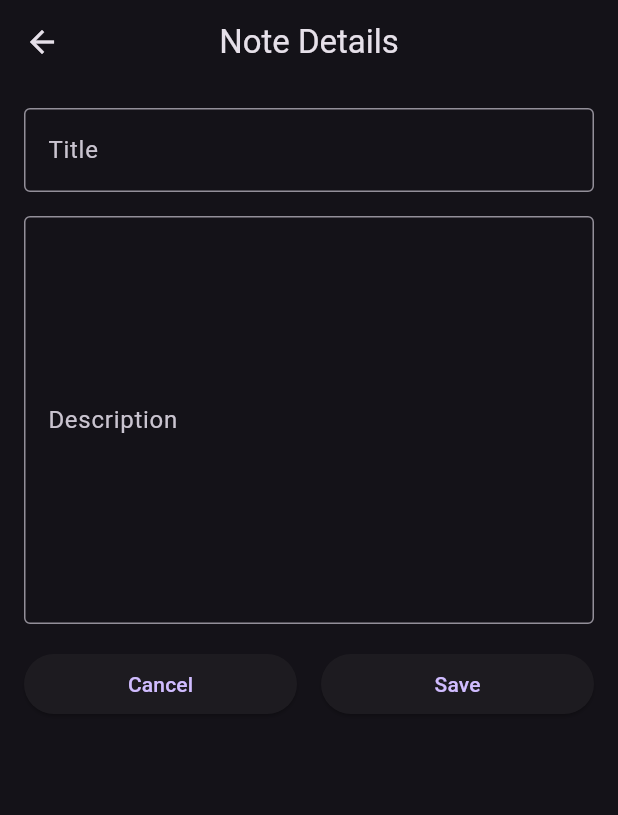
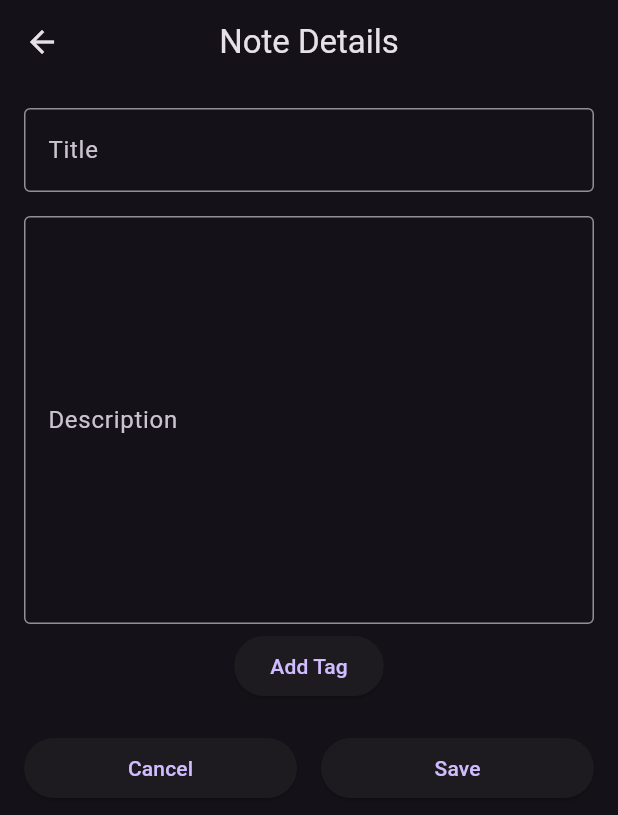
Before and after one commit to MatheusMassula/dojo_flutter_note, a Flutter app: the screen it shows after launch, after a tap on the "add" icon, on a phone screen of 412 x 824 dp. Shown: the top 815 px of the screen. Run offline on Flutter 3.47's test engine with Material 2 defaults, Android fonts, the phone set to English and light mode, and no system bars; our stand-ins replace equatable, flutter_bloc, objectbox; generated files the repository leaves out were written again.

Commit message:
adding tags to note

```diff
--- a/lib/models/note.dart
+++ b/lib/models/note.dart
@@ -14,24 +14,26 @@ class Note {
   final String description;
 
   @TagRelationToManyConverter()
-  final ToMany<Tag> tags = ToMany<Tag>(items: null);
+  final ToMany<Tag> tags;
 
   Note({
     this.id = 0,
     required this.title,
     required this.description,
+    required this.tags,
   });
-
 
   Note copyWith({
     int? id,
     String? title,
     String? description,
+    ToMany<Tag>? tags,
   }) {
     return Note(
       id: id ?? this.id,
       title: title ?? this.title,
       description: description ?? this.description,
+      tags: tags ?? this.tags,
     );
   }
 
@@ -40,6 +42,7 @@ class Note {
       'id': id,
       'title': title,
       'description': description,
+      'tags': const TagRelationToManyConverter().toJson(tags),
     };
   }
 
@@ -48,26 +51,30 @@ class Note {
       id: map['id'] as int,
       title: map['title'] as String,
       description: map['description'] as String,
+      tags: const TagRelationToManyConverter().fromJson(map['tags'] as List?),
     );
   }
 
   String toJson() => json.encode(toMap());
 
-  factory Note.fromJson(String source) => Note.fromMap(json.decode(source) as Map<String, dynamic>);
+  factory Note.fromJson(String source) =>
+      Note.fromMap(json.decode(source) as Map<String, dynamic>);
 
   @override
-  String toString() => 'Note(id: $id, title: $title, description: $description)';
+  String toString() =>
+      'Note(id: $id, title: $title, description: $description)';
 
   @override
   bool operator ==(covariant Note other) {
     if (identical(this, other)) return true;
 
-    return
-      other.id == id &&
-      other.title == title &&
-      other.description == description;
+    return other.id == id &&
+        other.title == title &&
+        other.description == description &&
+        other.tags == tags;
   }
 
   @override
-  int get hashCode => id.hashCode ^ title.hashCode ^ description.hashCode;
+  int get hashCode =>
+      id.hashCode ^ title.hashCode ^ description.hashCode ^ tags.hashCode;
 }
--- a/lib/pages/note_detail/note_detail.dart
+++ b/lib/pages/note_detail/note_detail.dart
@@ -1,8 +1,10 @@
 import 'package:dojo_flutter_note/data_source/note/note_local_data_source.dart';
 import 'package:dojo_flutter_note/models/note.dart';
+import 'package:dojo_flutter_note/models/tag.dart';
 import 'package:dojo_flutter_note/pages/note_detail/note_detail_cubit.dart';
 import 'package:flutter/material.dart';
 import 'package:flutter_bloc/flutter_bloc.dart';
+import 'package:objectbox/objectbox.dart';
 
 class NoteDetail extends StatelessWidget {
   final NoteLocalDataSource noteLocalDataSource;
@@ -36,11 +38,13 @@ class _NoteDetailsView extends StatefulWidget {
 class _NoteDetailsViewState extends State<_NoteDetailsView> {
   final TextEditingController _titleController = TextEditingController();
   final TextEditingController _descriptionController = TextEditingController();
+  final List<Tag> tags = [];
 
   @override
   void initState() {
     _titleController.text = widget.note?.title ?? '';
     _descriptionController.text = widget.note?.description ?? '';
+    tags.addAll(widget.note?.tags ?? []);
     super.initState();
   }
 
@@ -78,6 +82,29 @@ class _NoteDetailsViewState extends State<_NoteDetailsView> {
                   ),
                   maxLines: 10,
                 ),
+                Wrap(
+                  children: [
+                    for (final tag in tags)
+                      Padding(
+                        padding: const EdgeInsets.all(4),
+                        child: Chip(
+                          label: Text(tag.name),
+                          onDeleted: () {
+                            setState(() {
+                              tags.remove(tag);
+                            });
+                          },
+                        ),
+                      ),
+                    Padding(
+                      padding: const EdgeInsets.all(4),
+                      child: ElevatedButton(
+                        onPressed: () => _displayTagDialog(null),
+                        child: const Text('Add Tag'),
+                      ),
+                    ),
+                  ],
+                ),
                 const SizedBox(height: 16),
                 Row(
                   mainAxisAlignment: MainAxisAlignment.spaceEvenly,
@@ -97,10 +124,12 @@ class _NoteDetailsViewState extends State<_NoteDetailsView> {
                               widget.note?.copyWith(
                                     title: _titleController.text,
                                     description: _descriptionController.text,
+                                    tags: ToMany(items: tags),
                                   ) ??
                                   Note(
                                     title: _titleController.text,
                                     description: _descriptionController.text,
+                                    tags: ToMany(items: tags),
                                   ),
                             ),
                         child: const Text('Save'),
@@ -115,4 +144,47 @@ class _NoteDetailsViewState extends State<_NoteDetailsView> {
       ),
     );
   }
+
+  void _displayTagDialog(String? tag) async {
+    final TextEditingController tagController = TextEditingController();
+    if (tag != null) {
+      tagController.text = tag;
+    }
+
+    final newTag = await showDialog<String>(
+      context: context,
+      builder: (context) => AlertDialog(
+        title: const Text('Add Tag'),
+        content: TextFormField(
+          controller: tagController,
+          decoration: const InputDecoration(
+            labelText: 'Tag',
+            border: OutlineInputBorder(),
+          ),
+        ),
+        actions: [
+          TextButton(
+            onPressed: () => Navigator.of(context).pop(),
+            child: const Text('Cancel'),
+          ),
+          TextButton(
+            onPressed: () => Navigator.of(context).pop(tagController.text),
+            child: const Text('Add'),
+          ),
+        ],
+      ),
+    );
+
+    if (newTag != null) {
+      setState(() {
+        if (tag == null) {
+          tags.add(Tag(name: newTag));
+        } else {
+          final oldTag = tags[tags.indexWhere((item) => item.name == tag)];
+          tags.remove(oldTag);
+          tags.add(oldTag.copyWith(name: newTag));
+        }
+      });
+    }
+  }
 }
```
Also changed, not shown: lib/data_source/note/note_dao.dart (+19 -1 lines), lib/objectbox.g.dart.
